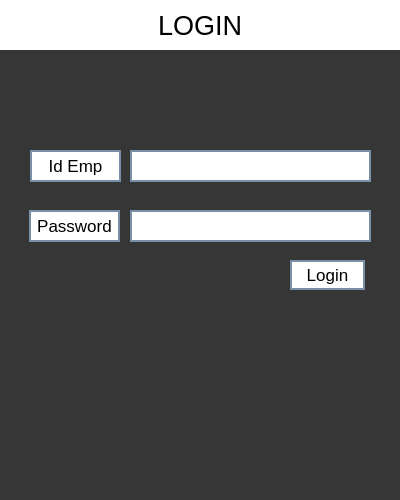
Before: the Qt Designer form Ui/u_login.ui in Kodegmxz/Proyecto, drawn with Qt 5.
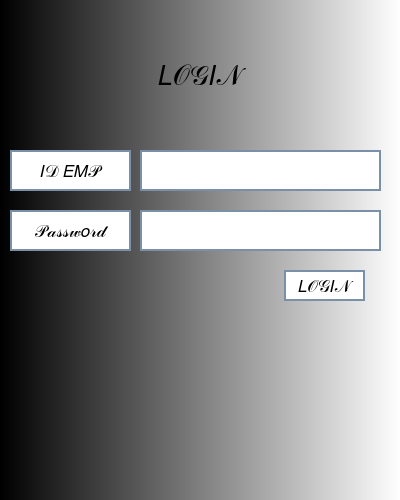
After: the same form once the commit is applied.

```diff
--- a/Ui/u_login.ui
+++ b/Ui/u_login.ui
@@ -19,11 +19,25 @@
   <property name="styleSheet">
    <string notr="true">background-color:rgb(54, 54, 54)</string>
   </property>
-  <widget class="QLabel" name="Title">
+  <widget class="QWidget" name="fondogris" native="true">
    <property name="geometry">
     <rect>
      <x>0</x>
      <y>0</y>
+     <width>401</width>
+     <height>501</height>
+    </rect>
+   </property>
+   <property name="styleSheet">
+    <string notr="true">
+background-color: rgb(80, 255, 176);
+background-color: qlineargradient(spread:pad, x1:0, y1:0, x2:1, y2:0, stop:0 rgba(0, 0, 0, 255), stop:1 rgba(255, 255, 255, 255));</string>
+   </property>
+   <widget class="QLabel" name="Title">
+    <property name="geometry">
+     <rect>
+      <x>0</x>
+      <y>50</y>
      <width>400</width>
      <height>50</height>
     </rect>
@@ -35,10 +49,10 @@
     </font>
    </property>
    <property name="styleSheet">
-    <string notr="true">background-color: rgb(255, 255, 255)</string>
+     <string notr="true">background-color: rgba(255, 255, 255, 0)</string>
    </property>
    <property name="text">
-    <string>LOGIN</string>
+     <string>𝐿𝒪𝒢𝐼𝒩</string>
    </property>
    <property name="textFormat">
     <enum>Qt::AutoText</enum>
@@ -53,42 +67,13 @@
     <number>0</number>
    </property>
   </widget>
-  <widget class="QLabel" name="label">
-   <property name="geometry">
-    <rect>
-     <x>30</x>
-     <y>150</y>
-     <width>91</width>
-     <height>32</height>
-    </rect>
-   </property>
-   <property name="font">
-    <font>
-     <family>Segoe UI Symbol</family>
-     <pointsize>13</pointsize>
-    </font>
-   </property>
-   <property name="layoutDirection">
-    <enum>Qt::LeftToRight</enum>
-   </property>
-   <property name="styleSheet">
-    <string notr="true">background-color:rgb(255, 255, 255);
-border: 2px Solid rgb(122, 143, 168);</string>
-   </property>
-   <property name="text">
-    <string>Id Emp</string>
-   </property>
-   <property name="alignment">
-    <set>Qt::AlignCenter</set>
-   </property>
-  </widget>
   <widget class="QLineEdit" name="id_emp">
    <property name="geometry">
     <rect>
-     <x>130</x>
+      <x>140</x>
      <y>150</y>
      <width>241</width>
-     <height>32</height>
+      <height>41</height>
     </rect>
    </property>
    <property name="font">
@@ -109,13 +94,42 @@
     <bool>true</bool>
    </property>
   </widget>
+   <widget class="QLabel" name="label">
+    <property name="geometry">
+     <rect>
+      <x>10</x>
+      <y>150</y>
+      <width>121</width>
+      <height>41</height>
+     </rect>
+    </property>
+    <property name="font">
+     <font>
+      <family>Segoe UI Symbol</family>
+      <pointsize>13</pointsize>
+     </font>
+    </property>
+    <property name="layoutDirection">
+     <enum>Qt::LeftToRight</enum>
+    </property>
+    <property name="styleSheet">
+     <string notr="true">background-color:rgb(255, 255, 255);
+border: 2px Solid rgb(122, 143, 168);</string>
+    </property>
+    <property name="text">
+     <string>𝐼𝒟 𝐸𝑀𝒫</string>
+    </property>
+    <property name="alignment">
+     <set>Qt::AlignCenter</set>
+    </property>
+   </widget>
   <widget class="QLabel" name="label_2">
    <property name="geometry">
     <rect>
-     <x>29</x>
+      <x>10</x>
      <y>210</y>
-     <width>91</width>
-     <height>32</height>
+      <width>121</width>
+      <height>41</height>
     </rect>
    </property>
    <property name="font">
@@ -132,7 +146,7 @@
 border: 2px Solid rgb(122, 143, 168);</string>
    </property>
    <property name="text">
-    <string>Password</string>
+     <string>𝒫𝒶𝓈𝓈𝓌𝑜𝓇𝒹</string>
    </property>
    <property name="alignment">
     <set>Qt::AlignCenter</set>
@@ -141,10 +155,10 @@
   <widget class="QLineEdit" name="pwd_emp">
    <property name="geometry">
     <rect>
-     <x>130</x>
+      <x>140</x>
      <y>210</y>
      <width>241</width>
-     <height>32</height>
+      <height>41</height>
     </rect>
    </property>
    <property name="font">
@@ -154,7 +168,7 @@
     </font>
    </property>
    <property name="styleSheet">
-    <string notr="true">background-color:rgb(255, 255, 255);
+     <string notr="true">background-color:rgba(255, 255, 255);
 border: 2px solid rgb(122, 143, 168);
 padding: 5px;</string>
    </property>
@@ -168,10 +182,10 @@
   <widget class="QPushButton" name="pushlogin">
    <property name="geometry">
     <rect>
-     <x>290</x>
-     <y>260</y>
-     <width>75</width>
-     <height>30</height>
+      <x>284</x>
+      <y>270</y>
+      <width>81</width>
+      <height>31</height>
     </rect>
    </property>
    <property name="font">
@@ -185,10 +199,13 @@
 border: 2px solid rgb(122, 143, 168);</string>
    </property>
    <property name="text">
-    <string>Login</string>
+     <string>𝐿𝒪𝒢𝐼𝒩</string>
    </property>
   </widget>
  </widget>
- <resources/>
+ </widget>
+ <resources>
+  <include location="../fr.qrc"/>
+ </resources>
  <connections/>
 </ui>
```
Lines whose indentation alone changed are shown as unchanged.
